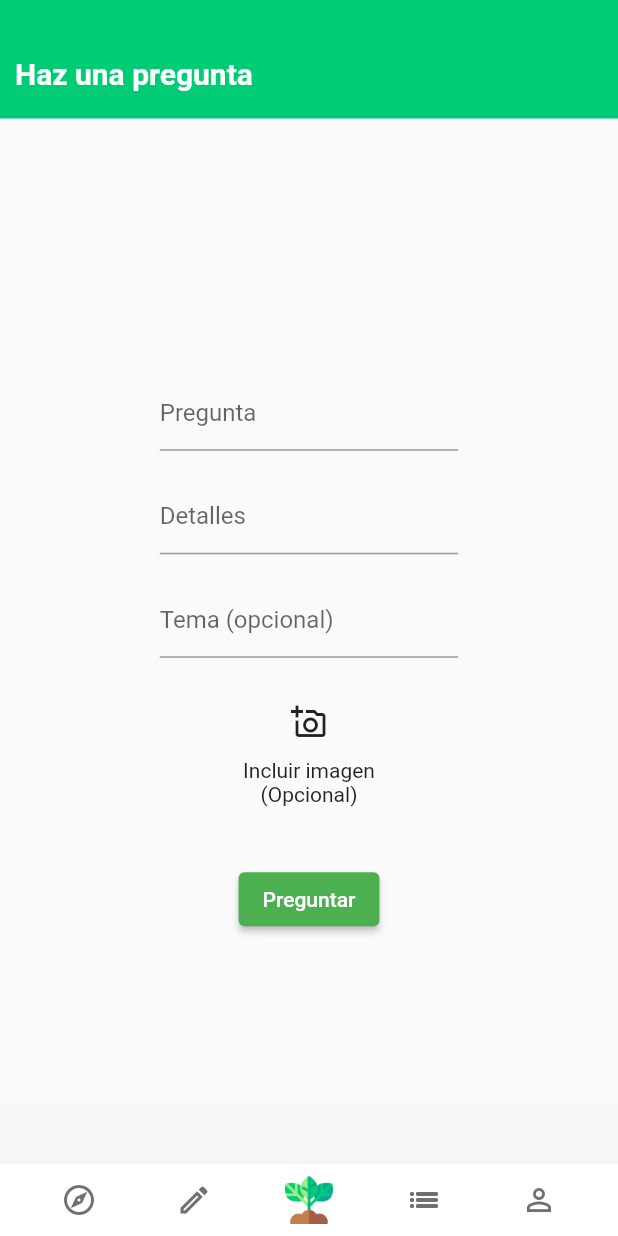
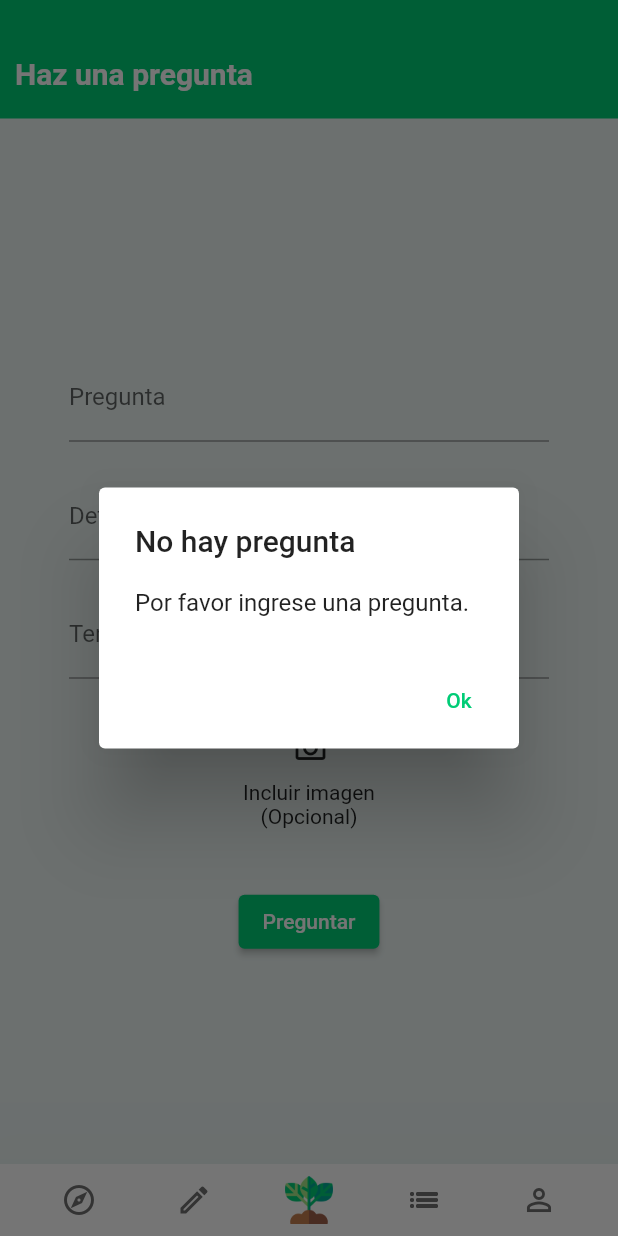
Before and after one commit to DaveAlsina/agro_a_la_mano, a Flutter app: the QuestionPage screen opened by its route, after a tap on "Preguntar", on a phone screen of 412 x 824 dp. Run offline on Flutter 3.47's test engine with Material 2 defaults, Android fonts, the phone set to English and light mode, and no system bars; our stand-ins replace cloud_firestore, file_picker, firebase_auth, firebase_core, firebase_storage, get and 1 more; accounts and stored records are empty; network calls fail.

Commit message:
parte de estefanía integrada

```diff
--- a/agro_a_la_mano_dev/lib/controllers/messages_controller.dart
+++ b/agro_a_la_mano_dev/lib/controllers/messages_controller.dart
@@ -1,24 +1,21 @@
+import 'dart:developer';
+
+import 'package:agro_a_la_mano_dev/services/database.dart';
 import 'package:get/get.dart';
 import 'package:agro_a_la_mano_dev/data/local_preferences.dart';
 
-class RowLoc {
-  String? id;
-  String? question;
-  String? questioner;
-  String? answer;
-  String? answerer;
+import 'package:agro_a_la_mano_dev/data/repositories/models/row_loc_model.dart';
+import 'authentication_controller.dart';
 
-  RowLoc(
-    {required this.id,
-    required this.question,
-    required this.questioner,
-    required this.answer,
-    required this.answerer});
-}
 
 class HistoryController extends GetxController {
+  //Llamo al controlador
+  AuthenticationController _authController = Get.find();
   LocalPreferences prefs = LocalPreferences();
+
+
   var _rows = <RowLoc>[].obs;
+  var _questionsByUser = [].obs;
 
   List<RowLoc> get rows => _rows.value;
 
@@ -41,5 +38,34 @@ class HistoryController extends GetxController {
 
     await prefs.storeData<List<RowLoc>>("rows", new_rows);
     _rows.value = new_rows;
+    deleteQuestion(index);
   }
+
+  //==========================================================================
+  //Functionality using firebase
+  Future<bool> saveQuestion(
+      String pregunta, String detalles, String tema, String picture) async {
+    String uid = _authController.uid;
+    dynamic response = DatabaseService(uid: uid)
+        .saveQuestionFirebase(pregunta, detalles, tema, picture);
+
+    //Get all answers to display
+    _questionsByUser.value = await DatabaseService(uid: uid).getDataQuestions();
+    if (response == null) {
+      log('No se pudo guardar la pregunta');
+      return false;
+    } else {
+      log('pregunta guardada correctamente');
+      return true;
+    }
+  }
+
+  Future<bool> deleteQuestion(int index) async {
+    String uid = _authController.uid;
+    String idRef = _questionsByUser[index].id;
+    print('Id de la pregunta a borrar' + idRef.toString());
+    await DatabaseService(uid: uid).deleteDocumentFirebase(idRef);
+    return true;
+  }
+
 }
--- /dev/null
+++ b/agro_a_la_mano_dev/lib/data/repositories/models/row_loc_model.dart
@@ -0,0 +1,15 @@
+
+class RowLoc {
+  String? id;
+  String? question;
+  String? questioner;
+  String? answer;
+  String? answerer;
+
+  RowLoc(
+      {required this.id,
+        required this.question,
+        required this.questioner,
+        required this.answer,
+        required this.answerer});
+}
--- a/agro_a_la_mano_dev/lib/pages/login_page.dart
+++ b/agro_a_la_mano_dev/lib/pages/login_page.dart
@@ -34,8 +34,8 @@ class _LoginPageState extends State<LoginPage> {
           body: Form(
             key: _formKey,
             child:
-                Column(mainAxisAlignment: MainAxisAlignment.center, children: <
-                    Widget>[
+            Column(mainAxisAlignment: MainAxisAlignment.center, children: <
+                Widget>[
               Flexible(
                 fit: FlexFit.tight,
                 flex: 2,
--- a/agro_a_la_mano_dev/lib/pages/questionask_page.dart
+++ b/agro_a_la_mano_dev/lib/pages/questionask_page.dart
@@ -1,4 +1,5 @@
 import 'package:agro_a_la_mano_dev/controllers/files_controller.dart';
+import 'package:agro_a_la_mano_dev/data/repositories/models/row_loc_model.dart';
 import 'package:flutter/material.dart';
 import 'package:get/get.dart';
 
@@ -36,6 +37,9 @@ class _QuestionPageState extends State<QuestionPage> {
 
   Widget build(BuildContext context) {
     return Scaffold(
+      backgroundColor: colorCons.BACKGROUND_COLOR,
+      resizeToAvoidBottomInset: false,
+
       appBar: PreferredSize(
         preferredSize: const Size.fromHeight(79.0),
         child: Container(
@@ -61,7 +65,7 @@ class _QuestionPageState extends State<QuestionPage> {
                       height: 19,
                     ),
                     ConstrainedBox(
-                      constraints: BoxConstraints.tight(const Size(199, 50)),
+                      constraints: BoxConstraints.tight(const Size(320, 60)),
                       child: TextFormField(
                         key: Key('Pregunta'),
                         controller: _questionController,
@@ -80,13 +84,14 @@ class _QuestionPageState extends State<QuestionPage> {
                       height: 19,
                     ),
                     ConstrainedBox(
-                      constraints: BoxConstraints.tight(const Size(199, 50)),
+                      constraints: BoxConstraints.tight(const Size(320, 60)),
                       child: TextFormField(
                         key: Key('Detalles'),
                         controller: _detailsController,
                         decoration: InputDecoration(
                             labelText: 'Detalles',
                             //suffixIcon: Icon(Icons.search),
+                            //floatingLabelStyle: TextStyle(color: colorCons.GREEN_BUTTON_COLOR),
                             focusedBorder: OutlineInputBorder(
                               borderSide: BorderSide(
                                 color: colorCons.GREEN_BUTTON_COLOR,
@@ -99,7 +104,7 @@ class _QuestionPageState extends State<QuestionPage> {
                       height: 19,
                     ),
                     ConstrainedBox(
-                      constraints: BoxConstraints.tight(const Size(199, 50)),
+                      constraints: BoxConstraints.tight(const Size(320, 60)),
                       child: TextFormField(
                         key: Key('Tema'),
                         controller: _themeController,
@@ -155,6 +160,74 @@ class _QuestionPageState extends State<QuestionPage> {
                           final form = _formKey.currentState;
                           form!.save();
                           if (form.validate()) {
+
+                            //parte de estefanía
+                            if (_questionController.text == "") {
+                              //Display a message
+                              showDialog(
+                                  context: context,
+                                  builder: (BuildContext context) =>
+                                      AlertDialog(
+                                        title: const Text('No hay pregunta'),
+                                        content: const Text(
+                                            'Por favor ingrese una pregunta.'),
+                                        actions: [
+                                          TextButton(
+                                              onPressed: () =>
+                                                  Navigator.pop(context),
+                                              child: Text('Ok',
+                                                  style: TextStyle(
+                                                      color: colorCons
+                                                          .GREEN_BUTTON_COLOR)))
+                                        ],
+                                      ));
+                            } else {
+                              bool respuesta =
+                              await histController.saveQuestion(
+                                  _questionController.text,
+                                  _detailsController.text,
+                                  _themeController.text,
+                                  '');
+                              if (respuesta) {
+                                showDialog(
+                                    context: context,
+                                    builder: (BuildContext context) =>
+                                        AlertDialog(
+                                          title: const Text('Guardado!'),
+                                          content: const Text(
+                                              'Se pregunta se ha guardado correctamente'),
+                                          actions: [
+                                            TextButton(
+                                                onPressed: () =>
+                                                    Navigator.pop(context),
+                                                child: Text('Ok',
+                                                    style: TextStyle(
+                                                        color: colorCons
+                                                            .GREEN_BUTTON_COLOR)))
+                                          ],
+                                        ));
+                              } else {
+                                showDialog(
+                                    context: context,
+                                    builder: (BuildContext context) =>
+                                        AlertDialog(
+                                          title: const Text('Oh oh'),
+                                          content: const Text(
+                                              'No se ha podido guardar su pregunta. Intente más tarde.'),
+                                          actions: [
+                                            TextButton(
+                                                onPressed: () =>
+                                                    Navigator.pop(context),
+                                                child: Text('Ok',
+                                                    style: TextStyle(
+                                                        color: colorCons
+                                                            .GREEN_BUTTON_COLOR)))
+                                          ],
+                                        ));
+                              }
+                            }
+
+                            //parte de esteban
                             bool value = true;
                             if (_questionController.text == "")
                               return;
@@ -171,7 +244,7 @@ class _QuestionPageState extends State<QuestionPage> {
                           }
                         },
                         style: ElevatedButton.styleFrom(
-                          primary: Colors.green,
+                          primary: colorCons.GREEN_BUTTON_COLOR,
                           onPrimary: Colors.white,
                         ),
                         child: Text("Preguntar")),
--- a/agro_a_la_mano_dev/lib/widgets/table.dart
+++ b/agro_a_la_mano_dev/lib/widgets/table.dart
@@ -1,3 +1,4 @@
+import 'package:agro_a_la_mano_dev/data/repositories/models/row_loc_model.dart';
 import 'package:flutter/material.dart';
 import 'package:get/get.dart';
 import 'package:agro_a_la_mano_dev/controllers/messages_controller.dart';
```
Also changed, not shown: agro_a_la_mano_dev/lib/controllers/authentication_controller.dart (+1 -28 lines), agro_a_la_mano_dev/lib/data/repositories/models/question_model.dart (added, +16 -0 lines), agro_a_la_mano_dev/lib/data/repositories/models/userModel.dart (+8 -1 lines), agro_a_la_mano_dev/lib/pages/questionhist_page.dart (+6 -9 lines), agro_a_la_mano_dev/lib/services/auth.dart (+17 -6 lines), agro_a_la_mano_dev/lib/services/database.dart (+47 -22 lines).
